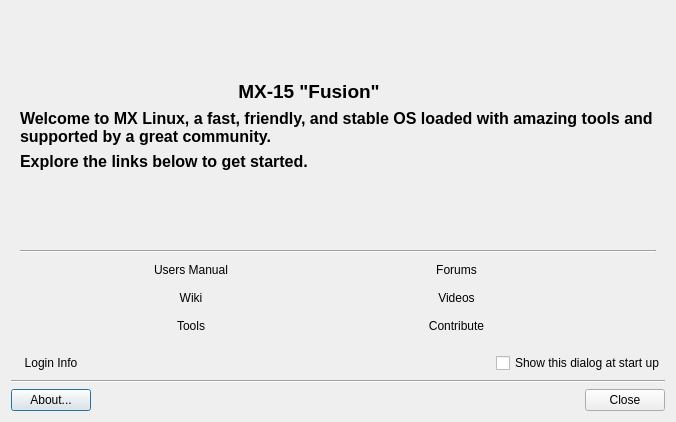
MX-Linux/mx-welcome, file mxwelcome.ui: the form before one commit.
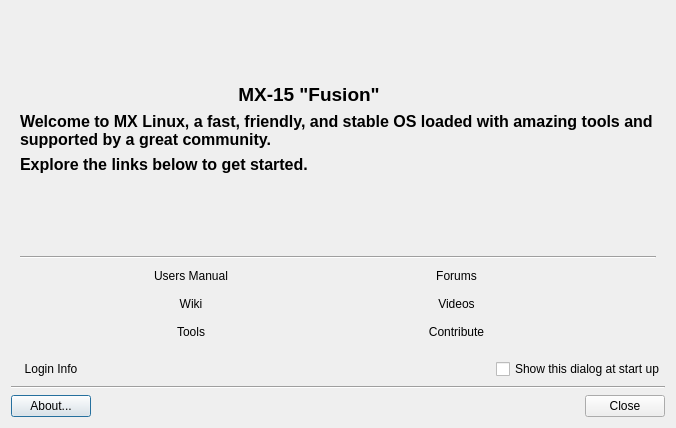
The form after the commit. Icons and pictures are not drawn. Custom widgets are drawn as their Qt base class.

```diff
--- a/mxwelcome.ui
+++ b/mxwelcome.ui
@@ -7,7 +7,7 @@
     <x>0</x>
     <y>0</y>
     <width>674</width>
-    <height>422</height>
+    <height>428</height>
    </rect>
   </property>
   <property name="windowTitle">
```
Left out of the diff: 30 changed lines with no effect on the pictures.
